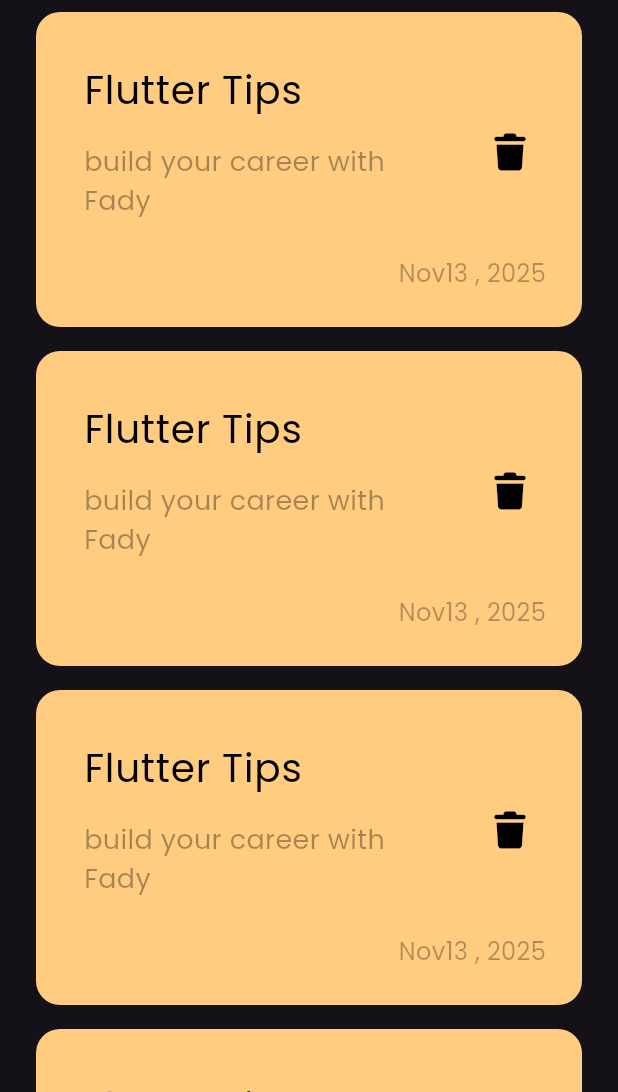
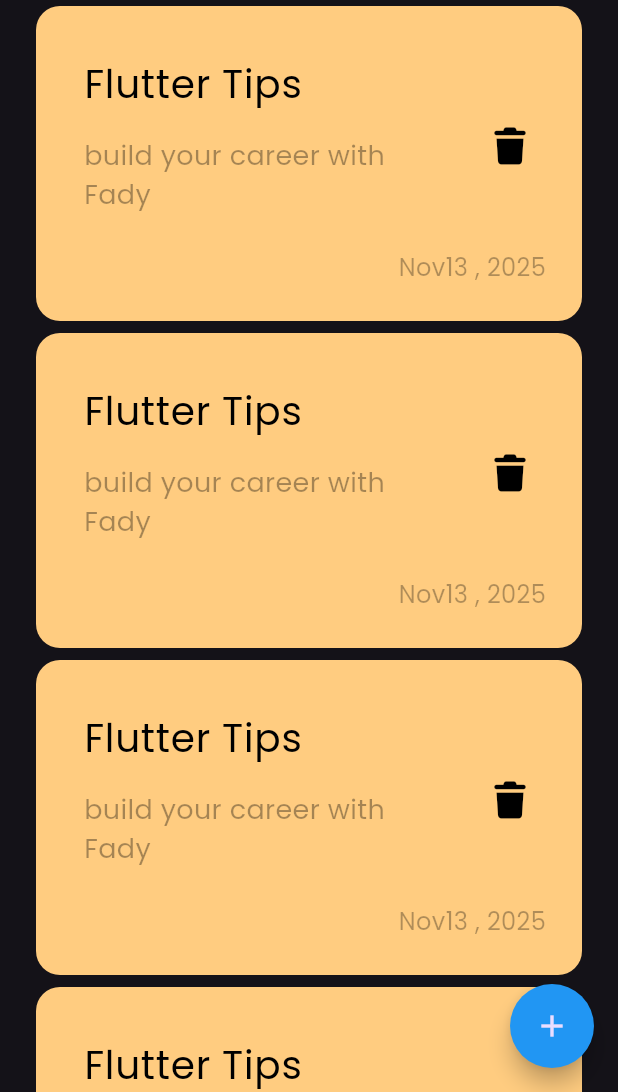
Before and after one commit to Fady60/notes_app, a Flutter app: the screen it shows after launch, on a phone screen of 412 x 824 dp, the part 144-1236 px from its top. Run offline on Flutter 3.47's test engine with Material 3 defaults, Android fonts, the phone set to English and light mode, and no system bars; our stand-ins replace font_awesome_flutter.

Commit message:
add floating button

```diff
--- a/lib/views/notes_view.dart
+++ b/lib/views/notes_view.dart
@@ -6,6 +6,14 @@ class NotesView extends StatelessWidget {
 
   @override
   Widget build(BuildContext context) {
-    return const Scaffold(body: NotesViewBody());
+    return Scaffold(
+      floatingActionButton: FloatingActionButton(
+        onPressed: () {},
+        backgroundColor: Colors.blue,
+        shape: CircleBorder(),
+        child: Icon(Icons.add),
+      ),
+      body: const NotesViewBody(),
+    );
   }
 }
--- a/lib/views/widgets/notes_list_view.dart
+++ b/lib/views/widgets/notes_list_view.dart
@@ -8,9 +8,9 @@ class NotesListView extends StatelessWidget {
   Widget build(BuildContext context) {
     return ListView.builder(
       itemBuilder: (context, index) {
-        return Padding(
-          padding: const EdgeInsets.symmetric(vertical: 8),
-          child: const NoteItem(),
+        return const Padding(
+          padding: EdgeInsets.symmetric(vertical: 4),
+          child: NoteItem(),
         );
       },
     );
--- a/lib/views/widgets/notes_view_body.dart
+++ b/lib/views/widgets/notes_view_body.dart
@@ -1,6 +1,5 @@
 import 'package:flutter/material.dart';
 import 'package:note_app/views/widgets/custom_app_bar.dart';
-import 'package:note_app/views/widgets/custom_note_item.dart';
 import 'package:note_app/views/widgets/notes_list_view.dart';
 
 class NotesViewBody extends StatelessWidget {
```
